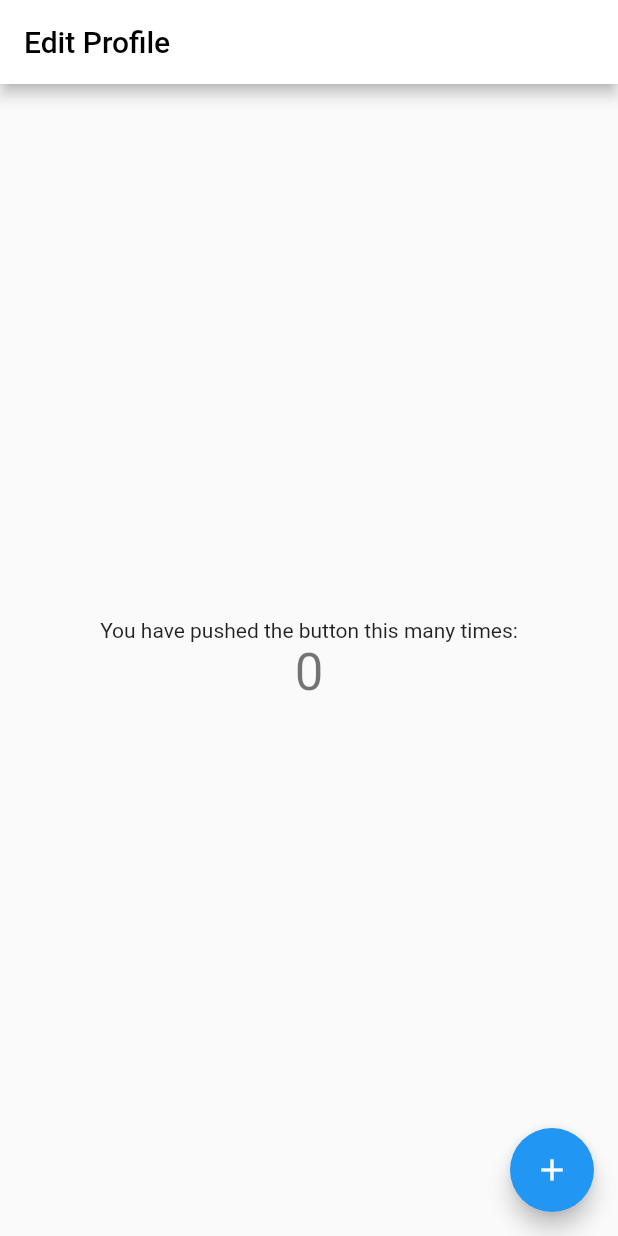
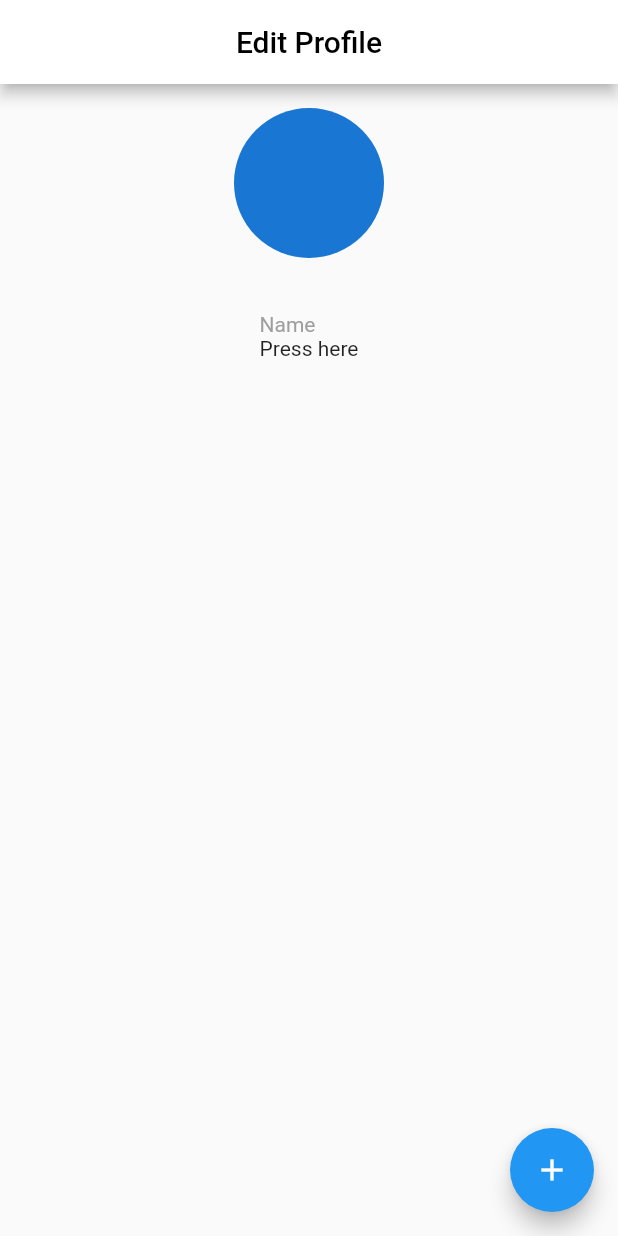
Before and after one commit to samuel-nwankwo/profile-editor, a Flutter app: the screen it shows after launch, on a phone screen of 412 x 824 dp. Run offline on Flutter 3.47's test engine with Material 2 defaults, Android fonts, the phone set to English and light mode, and no system bars.

Commit message:
Created edit name fields

```diff
--- a/lib/main.dart
+++ b/lib/main.dart
@@ -1,4 +1,5 @@
 import 'package:flutter/material.dart';
+import 'display_name.dart';
 
 void main() {
   runApp(MyApp());
@@ -36,7 +37,6 @@ class MyHomePage extends StatefulWidget {
 
 class _MyHomePageState extends State<MyHomePage> {
   int _counter = 0;
-
   void _incrementCounter() {
     setState(() {
       // This call to setState tells the Flutter framework that something has
@@ -48,54 +48,85 @@ class _MyHomePageState extends State<MyHomePage> {
     });
   }
 
+  Column buildDisplayNameField(){
+    return Column(
+        crossAxisAlignment: CrossAxisAlignment.start,
+        children: <Widget>[
+          Padding(
+            padding: EdgeInsets.only(top: 12.0),
+            child: Text('Name',
+              style: TextStyle( color: Colors.grey),
+            ),
+          ),
+          GestureDetector(
+              onTap: () {
+                Navigator.push(
+                  context,
+                  MaterialPageRoute(builder: (context) => DisplayName()),
+              );
+            },
+            child: Text('Press here'),
+            // onChanged: (text) {
+            //   print("First text field: $text");
+            // },
+            // decoration: InputDecoration(
+            //     hintText: 'Update Name'
+            // ),
+          ),
+        ]
+    );
+  }
+  buildPhoneNumberField(){
+
+  }
+  buildEmailField(){
+
+  }
+  buildBioField(){
+
+  }
   @override
   Widget build(BuildContext context) {
-    // This method is rerun every time setState is called, for instance as done
-    // by the _incrementCounter method above.
-    //
-    // The Flutter framework has been optimized to make rerunning build methods
-    // fast, so that you can just rebuild anything that needs updating rather
-    // than having to individually change instances of widgets.
+
     return Scaffold(
       appBar: AppBar(
-        // Here we take the value from the MyHomePage object that was created by
-        // the App.build method, and use it to set our appbar title.
+        centerTitle: true,
         backgroundColor: Colors.white,
         title: Text(
             widget.title,
             style: TextStyle(color: Colors.black)
         ),
       ),
-      body: Center(
-        // Center is a layout widget. It takes a single child and positions it
-        // in the middle of the parent.
-        child: Column(
-          // Column is also a layout widget. It takes a list of children and
-          // arranges them vertically. By default, it sizes itself to fit its
-          // children horizontally, and tries to be as tall as its parent.
-          //
-          // Invoke "debug painting" (press "p" in the console, choose the
-          // "Toggle Debug Paint" action from the Flutter Inspector in Android
-          // Studio, or the "Toggle Debug Paint" command in Visual Studio Code)
-          // to see the wireframe for each widget.
-          //
-          // Column has various properties to control how it sizes itself and
-          // how it positions its children. Here we use mainAxisAlignment to
-          // center the children vertically; the main axis here is the vertical
-          // axis because Columns are vertical (the cross axis would be
-          // horizontal).
-          mainAxisAlignment: MainAxisAlignment.center,
-          children: <Widget>[
-            Text(
-              'You have pushed the button this many times:',
+      body: ListView(
+        children: <Widget>[
+          Container(
+            child:Column(
+              children: <Widget>[
+                Padding(
+                  padding: EdgeInsets.only(top:16.0, bottom:8.0
+                  ),
+                    child: CircleAvatar(
+                      radius: 50.0,
+                    ),
+                ),
+                Padding(
+                  padding: EdgeInsets.all(16.0
+                  ),
+                  child: Column(
+                    children: <Widget>[
+                      buildDisplayNameField(),
+                      // buildPhoneNumberField(),
+                      // buildEmailField(),
+                      // buildBioField(),
+                    ],
+                  ),
+                ),
+              ],
             ),
-            Text(
-              '$_counter',
-              style: Theme.of(context).textTheme.headline4,
-            ),
-          ],
-        ),
+          ),
+        ],
       ),
+
       floatingActionButton: FloatingActionButton(
         onPressed: _incrementCounter,
         tooltip: 'Increment',
```
Also changed, not shown: lib/display_name.dart (added, +110 -0 lines), 1 other file.
